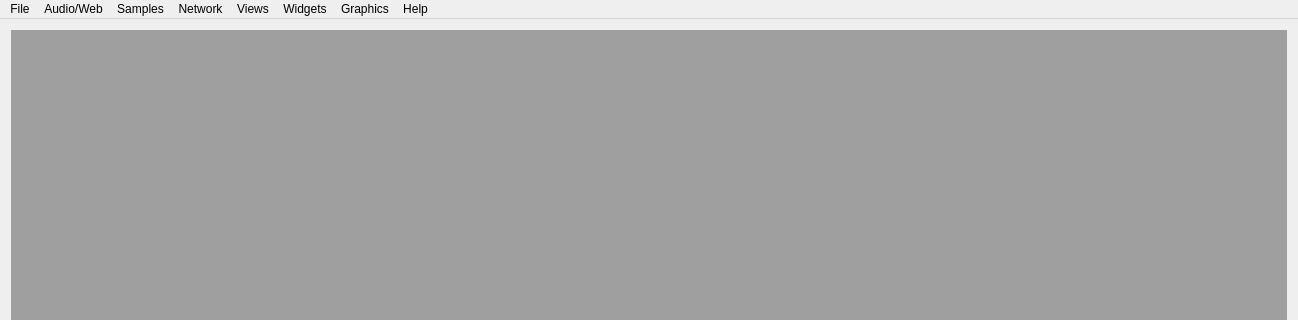
copperspice/kitchensink, file forms/mainwindow.ui: the form before one commit; both pictures show x 0 to 1298 and y 0 to 320 of the 1298 by 863 pixel window.
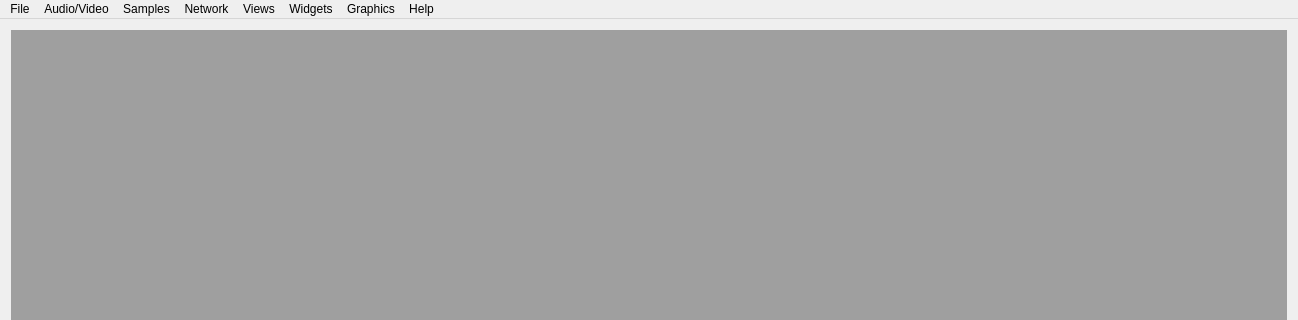
The form after the commit.

Commit message: Add camera example to main menu

The edit to the form file:
```diff
--- a/forms/mainwindow.ui
+++ b/forms/mainwindow.ui
@@ -89,7 +89,7 @@
    </widget>
    <widget class="QMenu" name="menuAudio">
     <property name="title">
-     <string>Audio/Web</string>
+     <string>Audio/Video</string>
     </property>
     <addaction name="actionMusicPlayer"/>
     <addaction name="actionVideoWidget"/>
```
Left out of the diff: 6 changed lines with no effect on the pictures. The commit also changes 2 other files.
